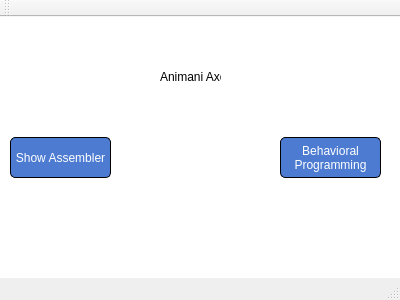
This is homewindow.ui in AJEdwards314/UIShowEditor as Qt 5 draws it before an edit. The edited form follows.
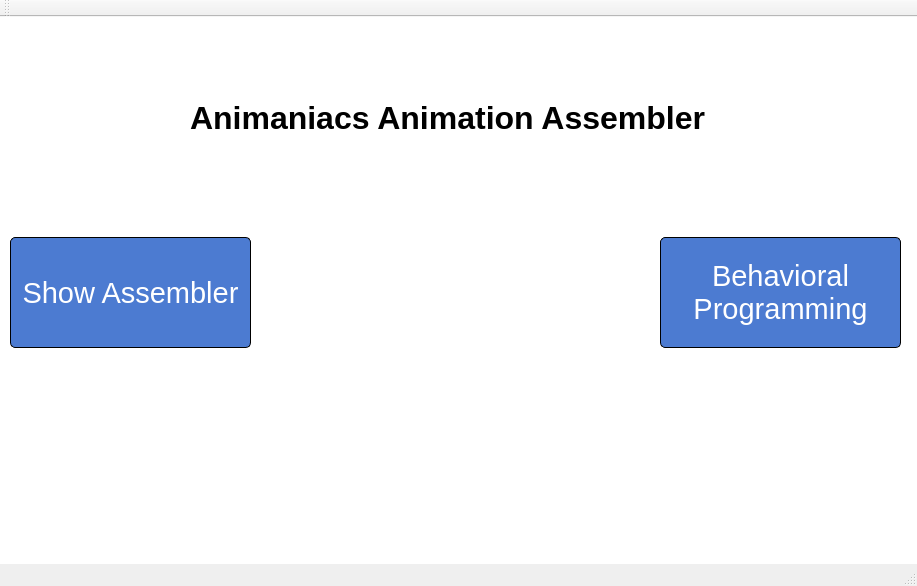
This is the edited form. Icons and pictures are not drawn.

Commit message: Made Home UI Bigger

```diff
--- a/homewindow.ui
+++ b/homewindow.ui
@@ -6,8 +6,8 @@
    <rect>
     <x>0</x>
     <y>0</y>
-    <width>400</width>
-    <height>300</height>
+    <width>917</width>
+    <height>586</height>
    </rect>
   </property>
   <property name="sizePolicy">
@@ -40,13 +40,14 @@
     <property name="geometry">
      <rect>
       <x>10</x>
-      <y>120</y>
-      <width>101</width>
-      <height>41</height>
+      <y>220</y>
+      <width>241</width>
+      <height>111</height>
      </rect>
     </property>
     <property name="font">
      <font>
+      <pointsize>22</pointsize>
       <weight>50</weight>
       <bold>false</bold>
      </font>
@@ -71,14 +72,15 @@
    <widget class="QPushButton" name="behaviorButton">
     <property name="geometry">
      <rect>
-      <x>280</x>
-      <y>120</y>
-      <width>101</width>
-      <height>41</height>
+      <x>660</x>
+      <y>220</y>
+      <width>241</width>
+      <height>111</height>
      </rect>
     </property>
     <property name="font">
      <font>
+      <pointsize>22</pointsize>
       <weight>50</weight>
       <bold>false</bold>
      </font>
@@ -104,10 +106,10 @@
    <widget class="QLabel" name="label">
     <property name="geometry">
      <rect>
-      <x>130</x>
-      <y>90</y>
-      <width>121</width>
-      <height>101</height>
+      <x>290</x>
+      <y>160</y>
+      <width>321</width>
+      <height>231</height>
      </rect>
     </property>
     <property name="text">
@@ -123,14 +125,21 @@
    <widget class="QLabel" name="ProductName">
     <property name="geometry">
      <rect>
-      <x>160</x>
-      <y>50</y>
-      <width>61</width>
-      <height>20</height>
+      <x>190</x>
+      <y>70</y>
+      <width>551</width>
+      <height>61</height>
      </rect>
     </property>
+    <property name="font">
+     <font>
+      <pointsize>24</pointsize>
+      <weight>75</weight>
+      <bold>true</bold>
+     </font>
+    </property>
     <property name="text">
-     <string>Animani Axe</string>
+     <string>Animaniacs Animation Assembler</string>
     </property>
    </widget>
   </widget>
```
Left out of the diff: 2 changed lines with no effect on the pictures.
